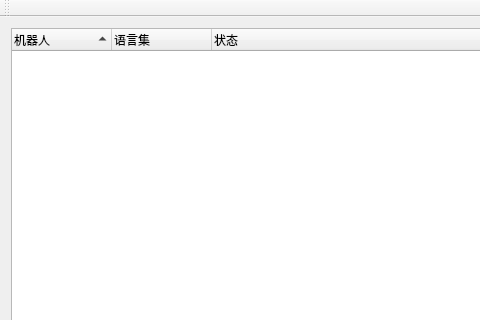
Before: the Qt Designer form mainwindow.ui in kingyy2013/autobot, drawn with Qt 5; both pictures show x 0 to 480 and y 0 to 320 of the 600 by 550 pixel window.
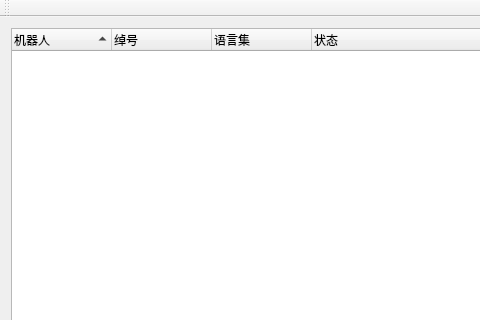
After: the same form once the commit is applied.

Commit message: Added nickname display in the mainwindow.

```diff
--- a/mainwindow.ui
+++ b/mainwindow.ui
@@ -90,6 +90,11 @@
         <set>AlignLeading|AlignVCenter</set>
        </property>
       </column>
+      <column>
+       <property name="text">
+        <string>绰号</string>
+       </property>
+      </column>
       <column>
        <property name="text">
         <string>语言集</string>
```
The commit also changes 2 other files.
